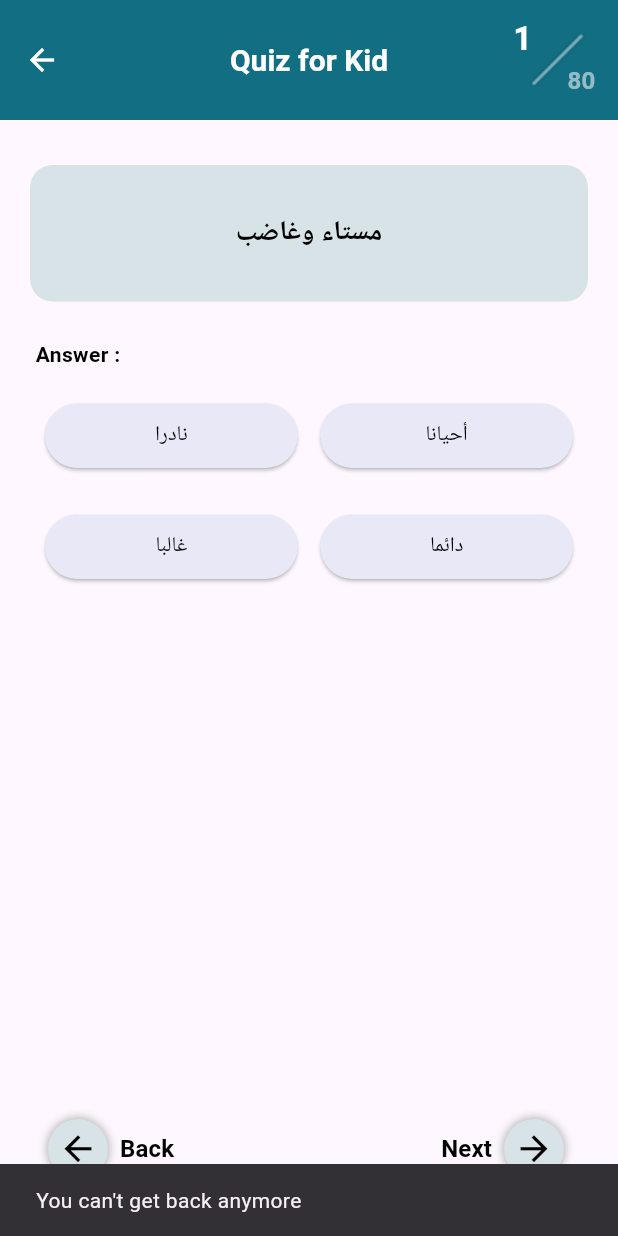
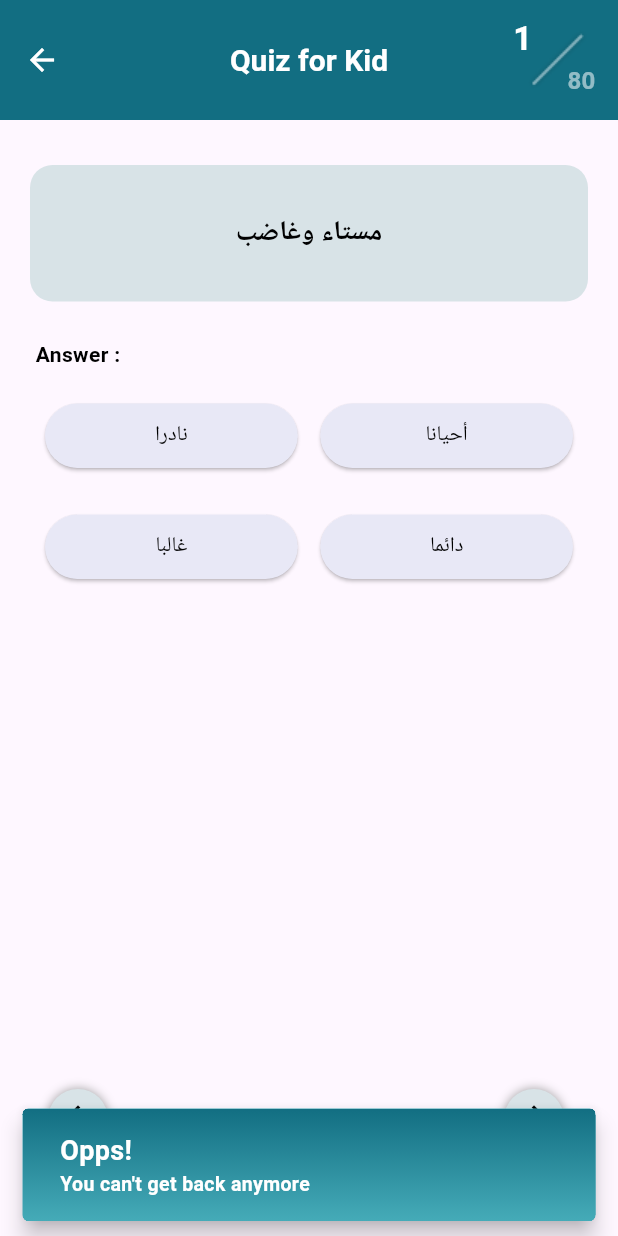
Before and after one commit to Al-Dos024/Neuro-Rush, a Flutter app: the QuizForKids screen opened directly with empty values, after a tap on "Back", on a phone screen of 412 x 824 dp. Run offline on Flutter 3.47's test engine with Material 3 defaults, Android fonts, the light colour scheme and no system bars; our stand-ins replace font_awesome_flutter, google_fonts, smooth_page_indicator; Roboto replaces fonts that are missing (Kodchasan).

Commit message:
Done with snackbar quiz

```diff
--- a/lib/constants.dart
+++ b/lib/constants.dart
@@ -12,5 +12,5 @@ const Color kFemalecolor = Color(0xffF85B90);
 const Color kMalecolor = Color(0xff000BCC);
 const Color kKindtestcolor = Color(0xff5A4FCE);
 const Color kAdulttestcolor = Color(0xff8669CF);
+const Color kQuizphase = Color(0xffD8E3E7);
 const Color kWhatAdhdcolor = Color(0xff126E82);
-const Color kQuizphase = Color(0xffD8E3E7);
--- a/lib/features/quiz for kid/presentation/screens/kid.dart
+++ b/lib/features/quiz for kid/presentation/screens/kid.dart
@@ -97,7 +97,7 @@ class _QuizForKidsState extends State<QuizForKids> {
         ],
       ),
       body: Container(
-        margin: const EdgeInsets.symmetric(horizontal: 20, vertical: 30),
+        margin: const EdgeInsets.only(right: 20, left: 20, top: 30, bottom: 50),
         child: Column(mainAxisAlignment: MainAxisAlignment.center, children: [
           _questionWidget(),
           _answerList(),
--- a/lib/features/quiz for kid/presentation/widgets/show_snackbar.dart
+++ b/lib/features/quiz for kid/presentation/widgets/show_snackbar.dart
@@ -1,9 +1,49 @@
+import 'package:adhd/constants.dart';
 import 'package:flutter/material.dart';
+import 'package:google_fonts/google_fonts.dart';
 
 void showSnackBar(BuildContext context, String message) {
   ScaffoldMessenger.of(context).showSnackBar(
     SnackBar(
-      content: Text(message),
+      padding: EdgeInsets.zero,
+      backgroundColor: kBluecolor_2,
+      behavior: SnackBarBehavior.floating,
+      content: Container(
+        padding: const EdgeInsets.all(15),
+        decoration: const BoxDecoration(
+          gradient: LinearGradient(
+              begin: Alignment.topCenter,
+              end: Alignment.bottomCenter,
+              colors: [kWhatAdhdcolor, kBluecolor_2]),
+        ),
+        child: Padding(
+          padding: const EdgeInsets.symmetric(horizontal: 10.0),
+          child: Column(
+            children: [
+              Align(
+                alignment: Alignment.topLeft,
+                child: Text(
+                  "Opps!",
+                  style: GoogleFonts.kodchasan(
+                      fontSize: 18,
+                      color: Colors.white,
+                      fontWeight: FontWeight.bold),
+                ),
+              ),
+              Align(
+                alignment: Alignment.topLeft,
+                child: Text(
+                  message,
+                  style: GoogleFonts.kodchasan(
+                      fontSize: 13,
+                      color: Colors.white,
+                      fontWeight: FontWeight.w600),
+                ),
+              ),
+            ],
+          ),
+        ),
+      ),
     ),
   );
 }
```
